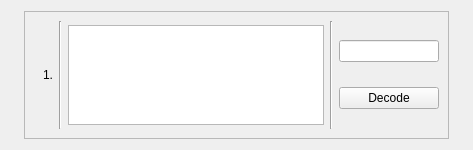
wanggor/afis, file script/resources/list_item.ui: the form before one commit.
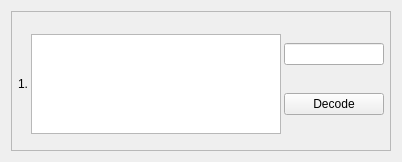
The form after the commit.

```diff
--- a/script/resources/list_item.ui
+++ b/script/resources/list_item.ui
@@ -6,8 +6,8 @@
    <rect>
     <x>0</x>
     <y>0</y>
-    <width>473</width>
-    <height>150</height>
+    <width>402</width>
+    <height>162</height>
    </rect>
   </property>
   <property name="minimumSize">
@@ -41,6 +41,18 @@
       <enum>QFrame::StyledPanel</enum>
      </property>
      <layout class="QHBoxLayout" name="horizontalLayout">
+      <property name="spacing">
+       <number>0</number>
+      </property>
+      <property name="leftMargin">
+       <number>3</number>
+      </property>
+      <property name="rightMargin">
+       <number>3</number>
+      </property>
+      <property name="bottomMargin">
+       <number>3</number>
+      </property>
       <item>
        <widget class="Line" name="line_3">
         <property name="lineWidth">
@@ -77,16 +89,30 @@
        </widget>
       </item>
       <item>
-       <widget class="Line" name="line">
-        <property name="orientation">
-         <enum>Qt::Vertical</enum>
+       <widget class="QWidget" name="widget_2" native="true">
+        <property name="sizePolicy">
+         <sizepolicy hsizetype="Expanding" vsizetype="Preferred">
+          <horstretch>5</horstretch>
+          <verstretch>0</verstretch>
+         </sizepolicy>
         </property>
-       </widget>
-      </item>
+        <layout class="QVBoxLayout" name="verticalLayout_2">
+         <property name="leftMargin">
+          <number>3</number>
+         </property>
+         <property name="topMargin">
+          <number>3</number>
+         </property>
+         <property name="rightMargin">
+          <number>3</number>
+         </property>
+         <property name="bottomMargin">
+          <number>3</number>
+         </property>
       <item>
        <widget class="QPlainTextEdit" name="plainTextEdit">
         <property name="sizePolicy">
-         <sizepolicy hsizetype="MinimumExpanding" vsizetype="Maximum">
+            <sizepolicy hsizetype="Expanding" vsizetype="Maximum">
           <horstretch>2</horstretch>
           <verstretch>0</verstretch>
          </sizepolicy>
@@ -111,15 +137,27 @@
         </property>
        </widget>
       </item>
-      <item>
-       <widget class="Line" name="line_2">
-        <property name="orientation">
-         <enum>Qt::Vertical</enum>
-        </property>
+        </layout>
        </widget>
       </item>
       <item>
+       <widget class="QWidget" name="widget" native="true">
+        <property name="sizePolicy">
+         <sizepolicy hsizetype="Expanding" vsizetype="Preferred">
+          <horstretch>2</horstretch>
+          <verstretch>0</verstretch>
+         </sizepolicy>
+        </property>
        <layout class="QVBoxLayout" name="verticalLayout">
+         <property name="leftMargin">
+          <number>0</number>
+         </property>
+         <property name="topMargin">
+          <number>0</number>
+         </property>
+         <property name="rightMargin">
+          <number>0</number>
+         </property>
         <item>
          <widget class="QLineEdit" name="lineEdit_code">
           <property name="maximumSize">
@@ -144,6 +182,7 @@
          </widget>
         </item>
        </layout>
+       </widget>
       </item>
      </layout>
     </widget>
```
Lines whose indentation alone changed are shown as unchanged.
